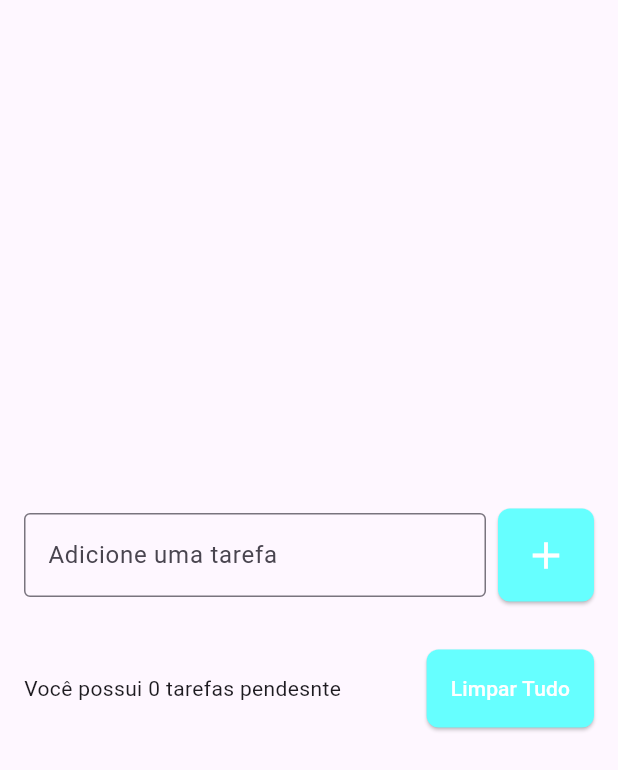
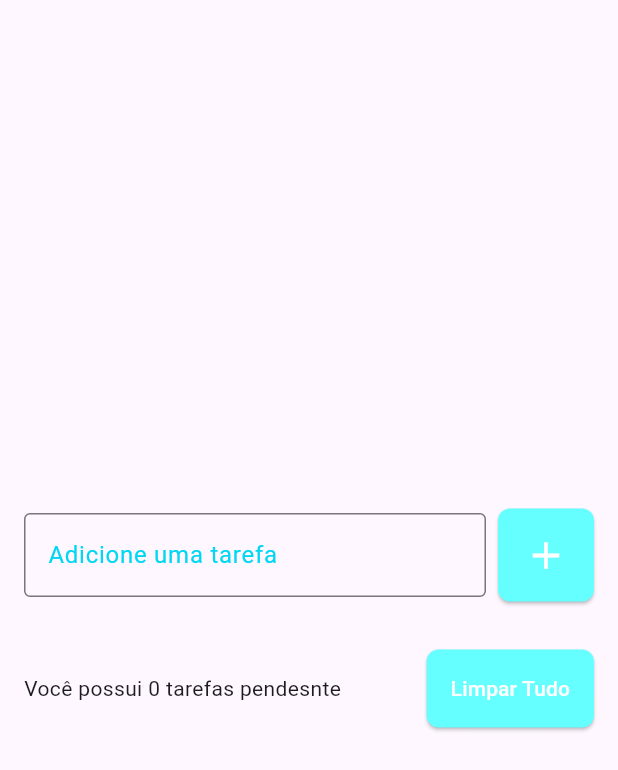
Before and after one commit to ferreiranerdnew/todo_list_flutter, a Flutter app: the screen it shows after launch, on a phone screen of 412 x 824 dp. Shown: the top 770 px of the screen. Run offline on Flutter 3.47's test engine with Material 3 defaults, Android fonts, the phone set to English and light mode, and no system bars; our stand-ins replace flutter_slidable, shared_preferences.

Commit message:
Autocommit a cada 15 minutos

```diff
--- a/lib/pages/todo_list_page.dart
+++ b/lib/pages/todo_list_page.dart
@@ -62,12 +62,15 @@ class _TodoListPageState extends State<TodoListPage> {
                         decoration: InputDecoration(
                             border: OutlineInputBorder(),
                             labelText: 'Adicione uma tarefa',
+                            labelStyle: TextStyle(
+                              color: Color(0xff00d7f3),
+                            ),
                             hintText: 'Ex. Estudar Flutter',
                             errorText: errorText_1,
                             focusedBorder: OutlineInputBorder(
                               borderSide: BorderSide(
-                                color: Color(
-                                    0xff00d7f3), //deixar a linha da borda mais grossa
+                                color: Color(0xff00d7f3),
+                                //deixar a linha da borda mais grossa
                                 width: 2,
                               ),
                             )),
```
